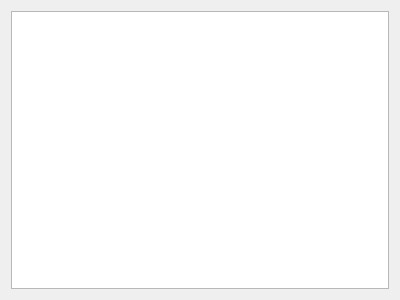
sanjuchopracool/UART_PLOT_QML, file MainArea.ui: the form before one commit.
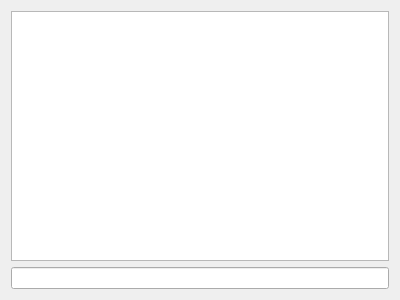
The form after the commit.

What changed in the file:
```diff
--- a/MainArea.ui
+++ b/MainArea.ui
@@ -15,7 +15,14 @@
   </property>
   <layout class="QHBoxLayout" name="horizontalLayout">
    <item>
+    <layout class="QVBoxLayout" name="verticalLayout">
+     <item>
     <widget class="QPlainTextEdit" name="plainTextEdit"/>
+     </item>
+     <item>
+      <widget class="QLineEdit" name="lineEdit"/>
+     </item>
+    </layout>
    </item>
   </layout>
  </widget>
```
Lines whose indentation alone changed are shown as unchanged.
